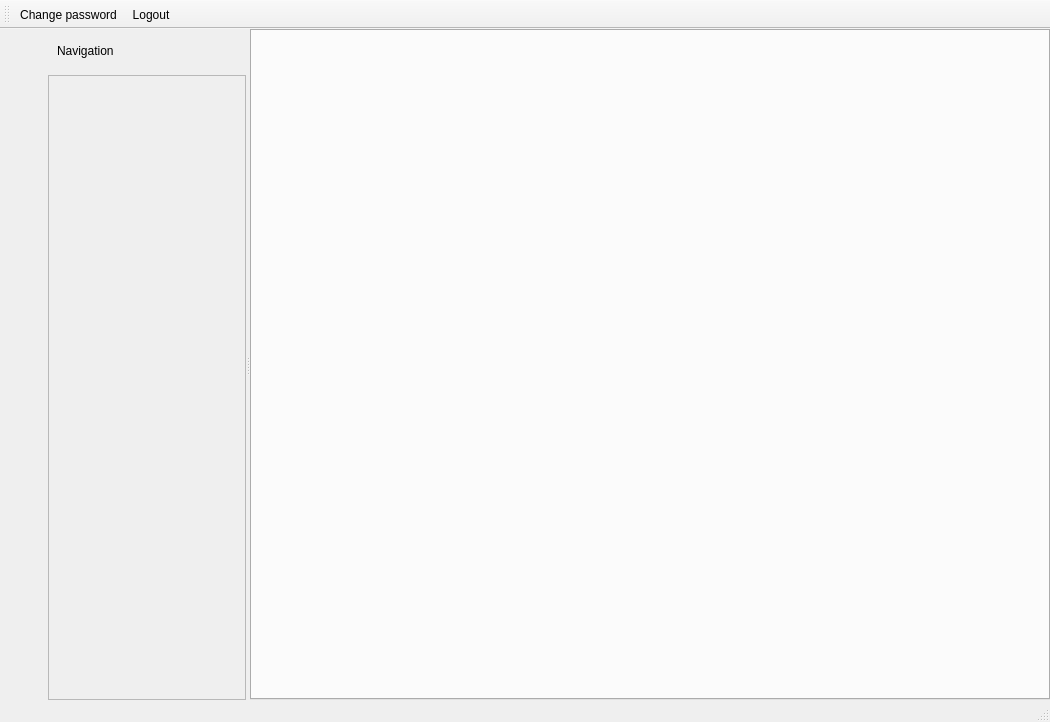
Before: the Qt Designer form Forms/c5mainwindow.ui in End1-1/Cafe5, drawn with Qt 5.
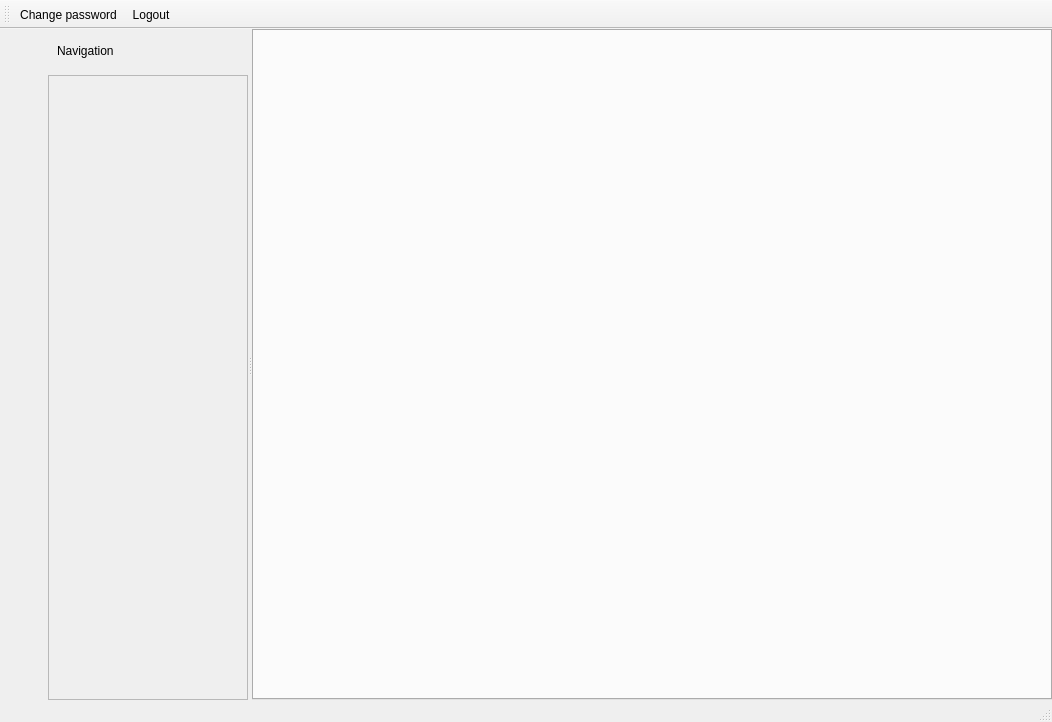
After: the same form once the commit is applied. Icons and pictures are not drawn.

What changed in the file:
```diff
--- a/Forms/c5mainwindow.ui
+++ b/Forms/c5mainwindow.ui
@@ -6,7 +6,7 @@
    <rect>
     <x>0</x>
     <y>0</y>
-    <width>1038</width>
+    <width>1052</width>
     <height>722</height>
    </rect>
   </property>
@@ -171,7 +171,7 @@
                 <x>0</x>
                 <y>0</y>
                 <width>196</width>
-                <height>595</height>
+                <height>564</height>
                </rect>
               </property>
               <layout class="QVBoxLayout" name="verticalLayout_4">
@@ -282,6 +282,24 @@
    <property name="enabled">
     <bool>true</bool>
    </property>
+   <property name="sizePolicy">
+    <sizepolicy hsizetype="Fixed" vsizetype="Fixed">
+     <horstretch>0</horstretch>
+     <verstretch>0</verstretch>
+    </sizepolicy>
+   </property>
+   <property name="minimumSize">
+    <size>
+     <width>0</width>
+     <height>80</height>
+    </size>
+   </property>
+   <property name="maximumSize">
+    <size>
+     <width>16777215</width>
+     <height>80</height>
+    </size>
+   </property>
    <property name="toolButtonStyle">
     <enum>Qt::ToolButtonTextUnderIcon</enum>
    </property>
```
Left out of the diff: 12 changed lines with no effect on the pictures.
